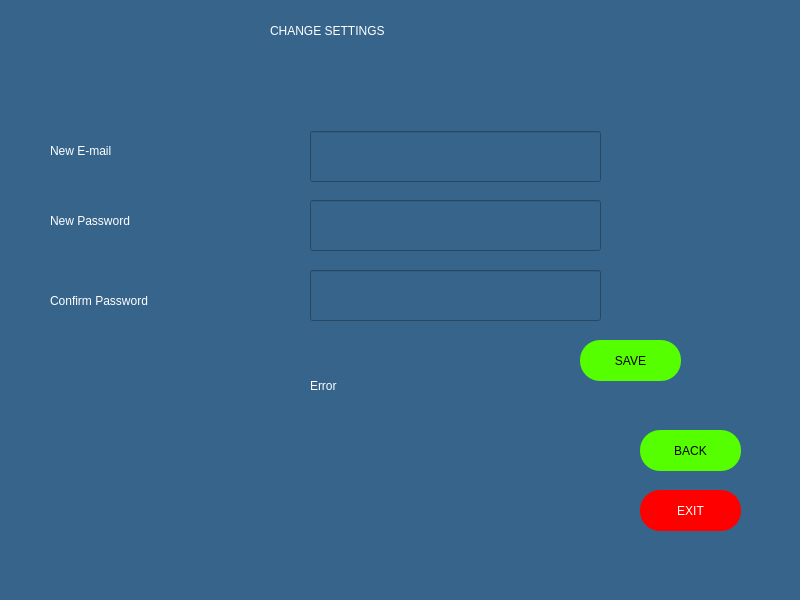
melihorhanyilmaz/Project, file settingscustomer.ui: the form before one commit.
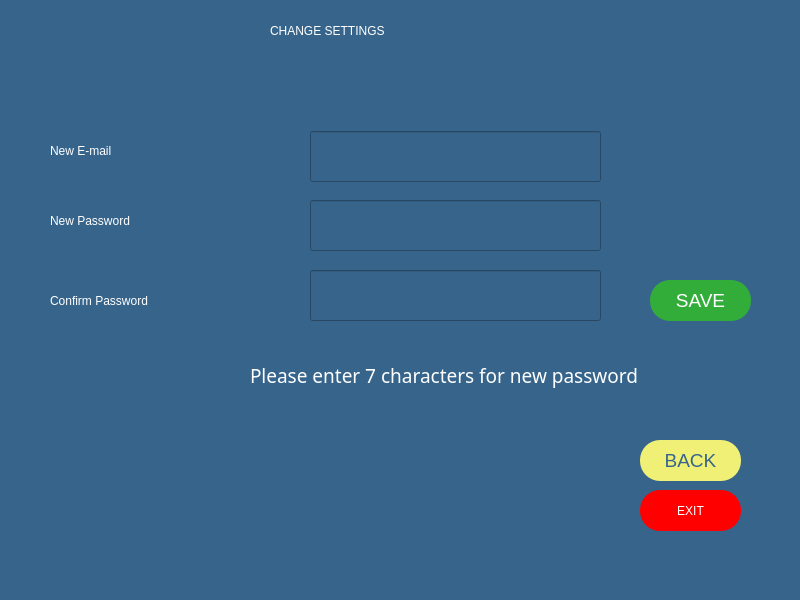
The form after the commit.

Commit message: update by Nuseybe

The edit to the form file:
```diff
--- a/settingscustomer.ui
+++ b/settingscustomer.ui
@@ -154,17 +154,16 @@
     <property name="geometry">
      <rect>
       <x>640</x>
-      <y>430</y>
+      <y>440</y>
       <width>101</width>
       <height>41</height>
      </rect>
     </property>
     <property name="styleSheet">
-     <string notr="true">background-color: rgb(85, 255, 0);
-font: 63 14pt &quot;Montserrat SemiBold&quot;;
-border-radius: 20;
-color: rgb(0, 0, 0);
-</string>
+     <string notr="true">background-color: rgb(240, 240, 119);
+color: rgb(54, 100, 139);
+font: 63 14pt ;Montserrat SemiBold;
+border-radius: 20;</string>
     </property>
     <property name="text">
      <string>BACK</string>
@@ -176,35 +175,43 @@
    <widget class="QLabel" name="la_error">
     <property name="geometry">
      <rect>
-      <x>310</x>
+      <x>250</x>
       <y>350</y>
-      <width>241</width>
-      <height>71</height>
+      <width>461</width>
+      <height>51</height>
      </rect>
     </property>
+    <property name="font">
+     <font>
+      <family>Montserrat SemiBold</family>
+      <pointsize>14</pointsize>
+      <weight>7</weight>
+      <italic>false</italic>
+      <bold>false</bold>
+     </font>
+    </property>
     <property name="styleSheet">
      <string notr="true">color: rgb(255, 255, 255);
 font: 63 14pt &quot;Montserrat SemiBold&quot;;</string>
     </property>
     <property name="text">
-     <string>Error</string>
+     <string>Please enter 7 characters for new password</string>
     </property>
    </widget>
    <widget class="QPushButton" name="B_back_2">
     <property name="geometry">
      <rect>
-      <x>580</x>
-      <y>340</y>
+      <x>650</x>
+      <y>280</y>
       <width>101</width>
       <height>41</height>
      </rect>
     </property>
     <property name="styleSheet">
-     <string notr="true">background-color: rgb(85, 255, 0);
-font: 63 14pt &quot;Montserrat SemiBold&quot;;
+     <string notr="true">background-color: rgb(50, 173, 58);
+font: 63 14pt ;Montserrat SemiBold;
 border-radius: 20;
-color: rgb(0, 0, 0);
-</string>
+color: rgb(255, 255, 255);</string>
     </property>
     <property name="text">
      <string>SAVE</string>
```
Left out of the diff: 2 changed lines with no effect on the pictures.
